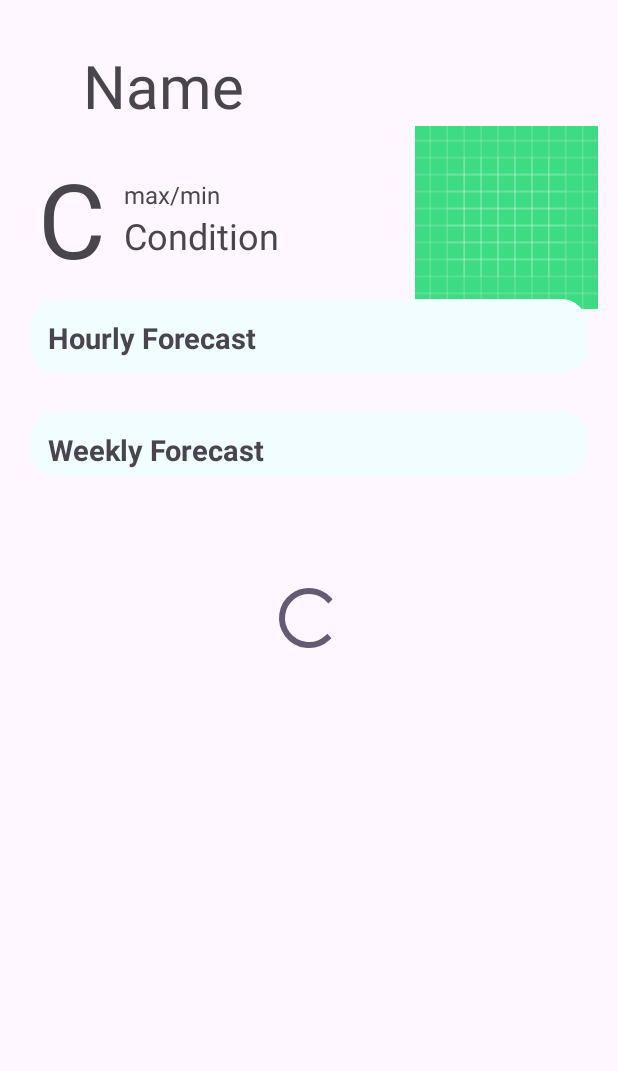
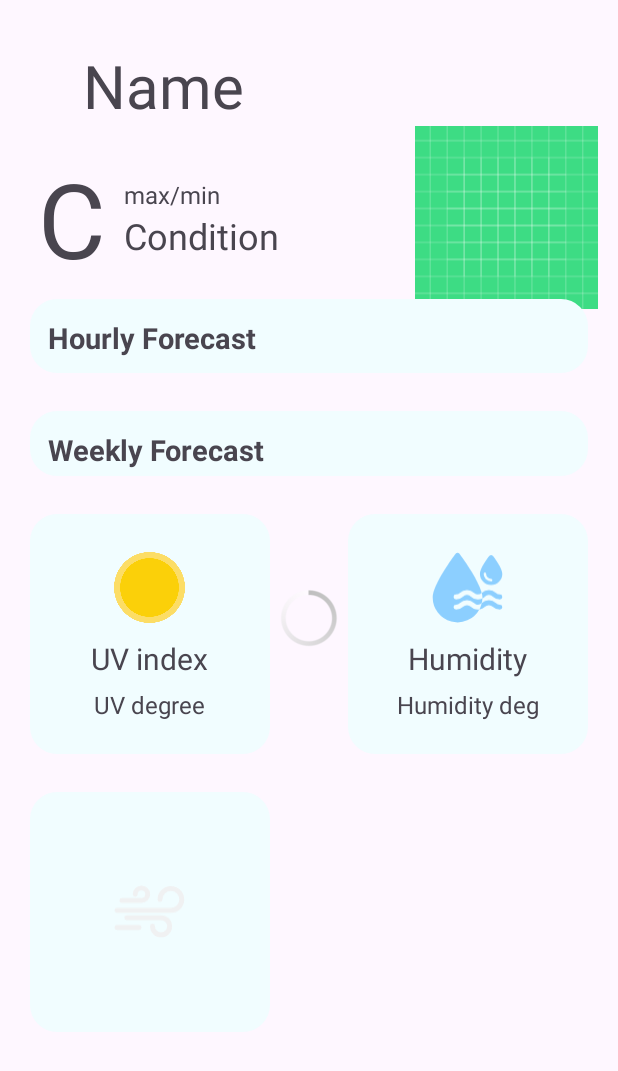
Before and after one commit to Chingiz-Taghili/Weather, an Android app: the screen it shows after launch (MainActivity), on a phone screen of 412 x 824 dp. Shown: the top 1071 px of the screen. Run offline under Robolectric (Android 15) with nearby library versions, the phone set to English and light mode, and no system bars; our stand-ins replace Picasso, RxJava; network calls fail; pictures from the network do not load.

Commit message:
07.08.23

```diff
--- /dev/null
+++ b/app/src/main/res/drawable/humidity.xml
@@ -0,0 +1,22 @@
+<vector xmlns:android="http://schemas.android.com/apk/res/android"
+    android:width="699.7dp"
+    android:height="699.2dp"
+    android:viewportWidth="699.7"
+    android:viewportHeight="699.2">
+  <path
+      android:pathData="M0,0h699.7v699.2h-699.7z"
+      android:fillColor="#ffffff"
+      android:fillAlpha="0"/>
+  <path
+      android:pathData="M496.61,456.29a129.12,129.12 45,0 0,25.23 -16.91A53.53,53.53 0,0 1,560.55 423.21a52.55,52.55 0,0 1,38.47 16.17A100.87,100.87 45,0 0,668.35 466.33a24.5,24.5 0,0 0,0 -49,53.53 53.53,0 0,1 -38.71,-16.17 102.36,102.36 0,0 0,-138.43 0c-0.24,0.24 -0.73,0.49 -0.98,0.73A192.96,192.96 45,0 1,496.85 447.71C496.85,450.65 496.85,453.59 496.61,456.29Z"
+      android:fillColor="#8CCFFF"/>
+  <path
+      android:pathData="M521.84,540.32a53.53,53.53 0,0 1,38.71 -16.17,52.55 52.55,0 0,1 38.47,16.17A100.87,100.87 0,0 0,668.35 567.27a24.5,24.5 0,0 0,0 -49,53.53 53.53,0 0,1 -38.71,-16.17 102.36,102.36 0,0 0,-138.43 0,1.3 1.3,0 0,1 -0.73,0.49 232.97,232.97 135,0 1,-24.26 63.7A102.68,102.68 0,0 0,521.84 540.32Z"
+      android:fillColor="#8CCFFF"/>
+  <path
+      android:pathData="M452.51,466.33a41.48,41.48 45,0 1,-5.64 -0.24,100.77 100.77,0 0,1 -63.45,-26.7A53.53,53.53 0,0 0,344.71 423.21a52.97,52.97 0,0 0,-38.47 16.17,99.67 99.67,0 0,1 -69.09,26.95 24.5,24.5 0,0 1,0 -49,53.39 53.39,0 0,0 38.47,-16.17 102.36,102.36 0,0 1,138.43 0,56.35 56.35,0 0,0 29.4,15.43 50.22,50.22 0,0 0,9.07 0.73,52.63 52.63,45 0,0 37.73,-15.43C454.96,264.94 292.03,43.95 271.45,16.51a25.5,25.5 45,0 0,-39.2 0C209.22,47.38 6.85,321.54 6.85,447.71a245,245 69.53,0 0,459.38 118.58,80.24 80.24,0 0,1 -13.72,0.98 91.95,91.95 0,0 1,-39.69 -8.09,124.17 124.17,135 0,1 -29.4,-18.86 53.53,53.53 0,0 0,-38.71 -16.17,52.97 52.97,0 0,0 -38.47,16.17 99.67,99.67 45,0 1,-69.09 26.95,24.5 24.5,0 0,1 0,-49 53.39,53.39 0,0 0,38.47 -16.17,102.36 102.36,0 0,1 138.43,0 69.41,69.41 0,0 0,21.56 13.72,54.83 54.83,0 0,0 16.91,2.45 52.41,52.41 45,0 0,37.97 -15.68,221.9 221.9,135 0,0 6.13,-46.31A93.1,93.1 0,0 1,452.51 466.33Z"
+      android:fillColor="#8CCFFF"/>
+  <path
+      android:pathData="M601.96,40.77a25.31,25.31 0,0 0,-38.71 0C548.06,60.61 472.35,162.04 472.35,214.96a110.25,110.25 0,0 0,220.5 0C692.85,162.04 617.15,60.61 601.96,40.77ZM582.6,288.46a73.5,73.5 0,0 1,-73.5 -73.5,12.25 12.25,0 0,1 24.5,0 49,49 0,0 0,49 49A12.25,12.25 0,0 1,582.6 288.46Z"
+      android:fillColor="#8CCFFF"/>
+</vector>
--- /dev/null
+++ b/app/src/main/res/drawable/wind2.xml
@@ -0,0 +1,16 @@
+<vector xmlns:android="http://schemas.android.com/apk/res/android"
+    android:width="709.85dp"
+    android:height="528.36dp"
+    android:viewportWidth="709.85"
+    android:viewportHeight="528.36">
+  <path
+      android:pathData="M0,0h709.85v528.36h-709.85z"
+      android:fillColor="#ffffff"
+      android:fillAlpha="0"/>
+  <path
+      android:pathData="M96.56,484.88"
+      android:fillColor="#DFF3FB"/>
+  <path
+      android:pathData="M701.94,143.7A133.52,133.52 0,0 1,568.66 276.98L29.66,276.98a24.5,24.5 0,0 1,0 -49L568.66,227.98a84.28,84.28 0,1 0,-84.28 -84.28,24.5 24.5,0 0,1 -49,0 133.28,133.28 0,1 1,266.56 0ZM78.66,178.98l196,0A86.97,86.97 0,1 0,187.93 92.25a24.5,24.5 0,0 0,49 0A37.73,37.73 0,1 1,274.66 129.98L78.66,129.98a24.5,24.5 0,0 0,0 49ZM470.66,301.48L127.66,301.48a24.5,24.5 0,0 0,0 49L470.66,350.48a61.25,61.25 0,1 1,-61.25 61.25,24.5 24.5,0 0,0 -49,0A110.25,110.25 0,1 0,470.66 301.48ZM250.16,399.48L29.66,399.48a24.5,24.5 0,0 0,0 49l220.5,0a24.5,24.5 0,0 0,0 -49Z"
+      android:fillColor="#F0F1F2"/>
+</vector>
--- a/app/src/main/res/layout/activity_main.xml
+++ b/app/src/main/res/layout/activity_main.xml
@@ -8,6 +8,7 @@
 
     <ProgressBar
         android:id="@+id/progress_bar"
+        style="@android:style/Widget.Holo.Light.ProgressBar"
         android:layout_width="wrap_content"
         android:layout_height="wrap_content"
         app:layout_constraintBottom_toBottomOf="parent"
@@ -149,23 +150,36 @@
                 android:layout_alignStart="@+id/gunlukLinearLayout"
                 android:layout_marginStart="0dp"
                 android:layout_marginTop="25dp"
-                android:orientation="vertical">
+                android:gravity="center"
+                android:orientation="vertical"
+                android:background="@drawable/shape">
 
                 <ImageView
-                    android:layout_width="17dp"
-                    android:layout_height="17dp" />
+                    android:id="@+id/uvIndexIcon"
+                    android:layout_width="47dp"
+                    android:layout_height="47dp"
+                    android:layout_margin="10dp"
+                    android:src="@drawable/sun"/>
 
                 <TextView
+                    android:id="@+id/uvIndexText"
                     android:layout_width="wrap_content"
-                    android:layout_height="wrap_content" />
+                    android:layout_height="wrap_content"
+                    android:text="UV index"
+                    android:textSize="20sp"/>
 
                 <TextView
+                    android:id="@+id/uvIndexDegree"
+                    android:layout_margin="6dp"
                     android:layout_width="wrap_content"
-                    android:layout_height="wrap_content" />
+                    android:layout_height="wrap_content"
+                    android:text="UV degree"
+                    android:textSize="16sp"/>
 
             </LinearLayout>
 
             <LinearLayout
+                android:id="@+id/humidityLinearLayout"
                 android:layout_width="160dp"
                 android:layout_height="160dp"
                 android:layout_below="@+id/uvIndexLinearLayout"
@@ -173,19 +187,53 @@
                 android:layout_alignEnd="@+id/gunlukLinearLayout"
                 android:layout_marginStart="0dp"
                 android:layout_marginTop="0dp"
-                android:orientation="vertical">
+                android:gravity="center"
+                android:orientation="vertical"
+                android:background="@drawable/shape">
 
                 <ImageView
-                    android:layout_width="17dp"
-                    android:layout_height="17dp" />
+                    android:id="@+id/humidityIcon"
+                    android:layout_width="47dp"
+                    android:layout_height="47dp"
+                    android:layout_margin="10dp"
+                    android:src="@drawable/humidity"/>
 
                 <TextView
+                    android:id="@+id/humidityText"
                     android:layout_width="wrap_content"
-                    android:layout_height="wrap_content" />
+                    android:layout_height="wrap_content"
+                    android:text="Humidity"
+                    android:textSize="20sp"/>
 
                 <TextView
+                    android:id="@+id/humidityDegree"
                     android:layout_width="wrap_content"
-                    android:layout_height="wrap_content" />
+                    android:layout_height="wrap_content"
+                    android:layout_margin="6dp"
+                    android:text="Humidity deg"
+                    android:textSize="16sp"/>
+
+            </LinearLayout>
+
+            <LinearLayout
+                android:id="@+id/windLinearLayout"
+                android:layout_width="160dp"
+                android:layout_height="160dp"
+                android:background="@drawable/shape"
+                android:gravity="center"
+                android:orientation="vertical"
+                android:layout_below="@+id/uvIndexLinearLayout"
+                android:layout_alignStart="@+id/uvIndexLinearLayout"
+                android:layout_marginStart="0dp"
+                android:layout_marginTop="25dp">
+
+                <ImageView
+                    android:id="@+id/windIcon"
+                    android:layout_width="47dp"
+                    android:layout_height="47dp"
+                    android:layout_margin="10dp"
+                    android:src="@drawable/wind2"/>
+
 
             </LinearLayout>
 
```
Also changed, not shown: app/src/main/java/com/cingiztagili/weather/view/MainActivity.kt (+34 -9 lines), app/src/main/res/drawable/drop_svg.xml (deleted, +0 -17 lines), app/src/main/res/drawable/wind.xml (added, +16 -0 lines), app/src/main/res/drawable/drop1.png (deleted), app/src/main/res/drawable/sun.png (added).
